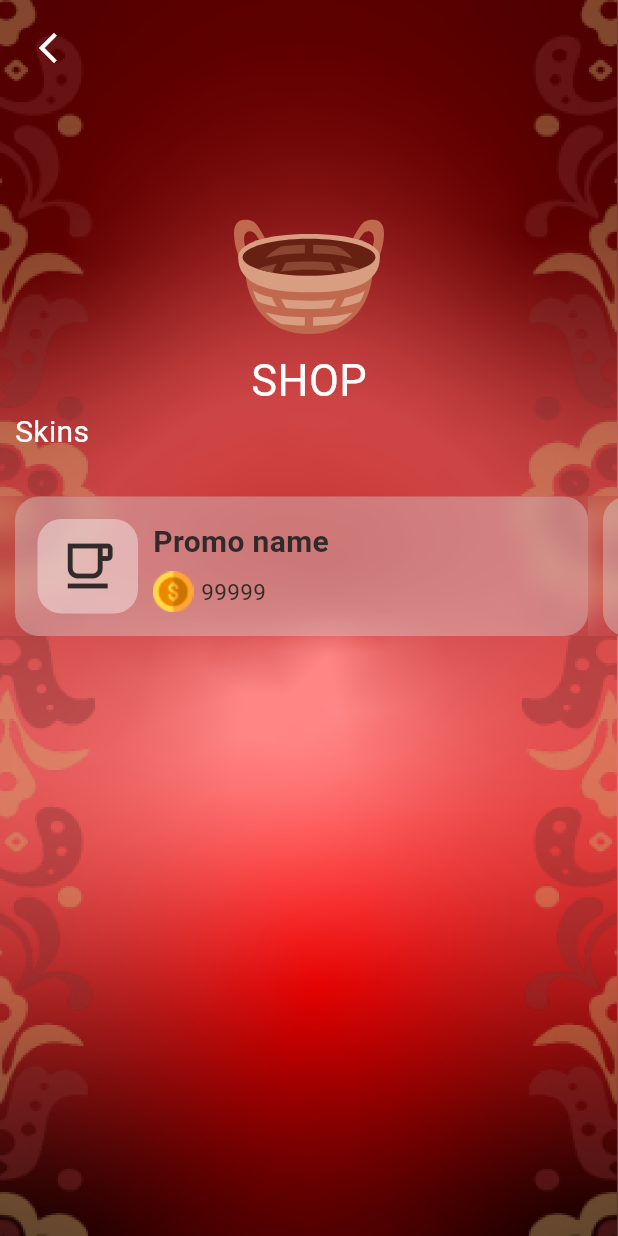
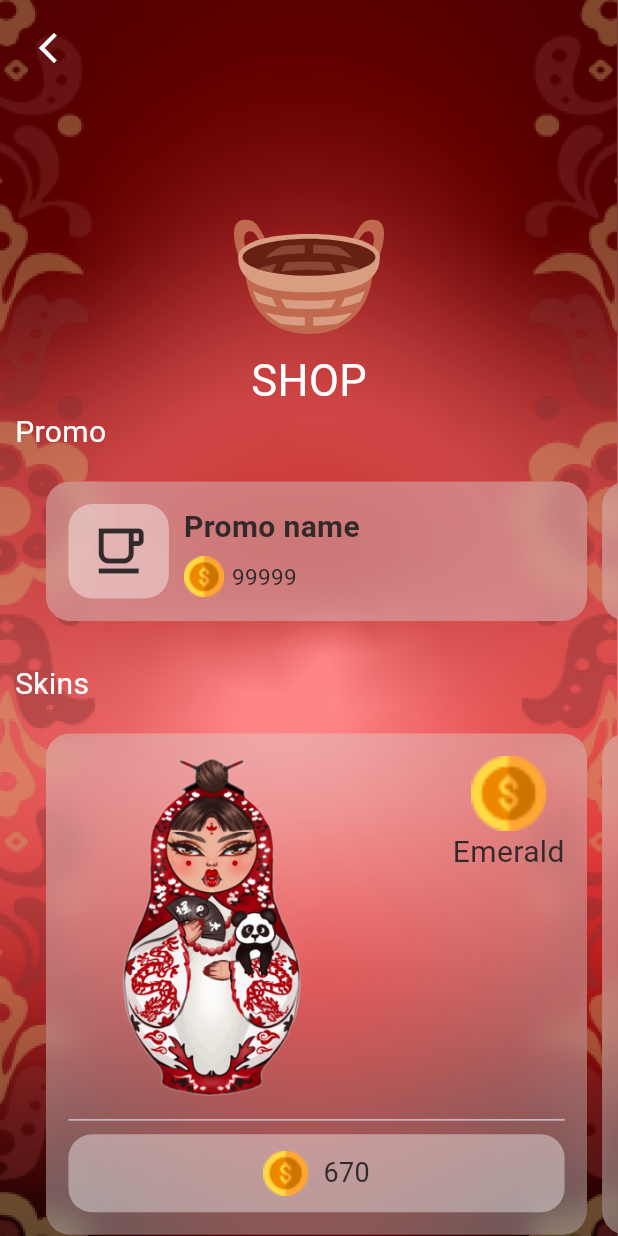
Before and after one commit to Nikolay-leukhin/matreshki-clicker, a Flutter app: the MarketScreen screen opened by its route, on a phone screen of 412 x 824 dp. Run offline on Flutter 3.47's test engine with Material 3 defaults, Android fonts, the light colour scheme and no system bars; our stand-ins replace bloc, cloud_firestore, easy_debounce, firebase_core, flutter_bloc, flutter_svg and 2 more; missing offline and left inert: tele_web_app; accounts and stored records are empty; Roboto replaces fonts that are missing (Silkscreen); statements that could not run were skipped.

Commit message:
horizontal scroll

```diff
--- a/lib/features/market/ui/market_screen.dart
+++ b/lib/features/market/ui/market_screen.dart
@@ -14,6 +14,8 @@ class MarketScreen extends StatefulWidget {
 
 class _MarketScreenState extends State<MarketScreen> {
   final controller = ScrollController();
+  final pageScrollController1 = PageController(viewportFraction: 0.9);
+  final pageScrollController2 = PageController(viewportFraction: 0.9);
 
   @override
   Widget build(BuildContext context) {
@@ -70,20 +72,47 @@ class _MarketScreenState extends State<MarketScreen> {
                       mainAxisAlignment: MainAxisAlignment.start,
                       children: [
                         Text(
+                          "Promo",
+                          style: AppFonts.font20w400.copyWith(),
+                        ),
+                      ],
+                    ),
+                  ),
+                  const SizedBox(height: 10),
+                  SizedBox(
+                    height: 109,
+                    child: PageView(
+                      controller: pageScrollController1,
+                        scrollDirection: Axis.horizontal,
+                        children: [1, 2, 3, 2, 3, 2, 3, 2, 3]
+                            .map((e) =>
+                                const RepaintBoundary(child: MarketPromoCard()))
+                            .toList()),
+                  ),
+                  const SizedBox(
+                    height: 20,
+                  ),
+                  Padding(
+                    padding: const EdgeInsets.symmetric(horizontal: 10),
+                    child: Row(
+                      mainAxisAlignment: MainAxisAlignment.start,
+                      children: [
+                        Text(
                           "Skins",
                           style: AppFonts.font20w400.copyWith(),
                         ),
                       ],
                     ),
                   ),
-                  const SizedBox(height: 20),
+                  const SizedBox(height: 10),
                   SizedBox(
-                    height: 109,
-                    child: ListView(
+                    height: size.width * 0.85,
+                    child: PageView(
                         scrollDirection: Axis.horizontal,
+                        controller: pageScrollController2,
                         children: [1, 2, 3, 2, 3, 2, 3, 2, 3]
-                            .map((e) =>
-                                const RepaintBoundary(child: MarketPromoCard()))
+                            .map((e) => const RepaintBoundary(
+                                child: MarketMatreshkaCard()))
                             .toList()),
                   ),
                 ],
@@ -101,13 +130,15 @@ class MarketPromoCard extends StatelessWidget {
   Widget build(BuildContext context) {
     final size = MediaQuery.sizeOf(context);
 
-    return Container(
+    return Padding(
+      padding: const EdgeInsets.only(left: 10),
+      child: Container(
         margin: const EdgeInsets.symmetric(vertical: 8),
-      padding: EdgeInsets.only(left: 10),
         height: 93,
-      width: size.width - 20,
+        width: size.width * 0.85,
         clipBehavior: Clip.hardEdge,
-      decoration: const BoxDecoration(color: Colors.transparent),
+        decoration: BoxDecoration(
+            color: Colors.transparent, borderRadius: BorderRadius.circular(16)),
         child: BackdropFilter(
           filter: ImageFilter.blur(sigmaX: 10, sigmaY: 10),
           child: Container(
@@ -176,6 +207,7 @@ class MarketPromoCard extends StatelessWidget {
                 ],
               )),
         ),
+      ),
     );
   }
 }
@@ -187,79 +219,81 @@ class MarketMatreshkaCard extends StatelessWidget {
   Widget build(BuildContext context) {
     final size = MediaQuery.sizeOf(context);
 
-    return Container(
+    return Padding(
+      padding: const EdgeInsets.only(left: 10),
+      child: Container(
         margin: const EdgeInsets.symmetric(vertical: 8),
-      height: size.width * 0.61,
-      width: size.width * 0.61,
+        height: size.width * 0.55 + 85,
+        width: size.width * 0.55 + 85,
         clipBehavior: Clip.hardEdge,
-      decoration: const BoxDecoration(color: Colors.transparent),
+        decoration: BoxDecoration(
+            color: Colors.transparent, borderRadius: BorderRadius.circular(16)),
         child: BackdropFilter(
           filter: ImageFilter.blur(sigmaX: 10, sigmaY: 10),
           child: Container(
-            height: 93,
-            width: size.width - 20,
+              height: size.width * 0.85,
+              width: size.width * 0.85,
               padding: const EdgeInsets.symmetric(horizontal: 15, vertical: 15),
               alignment: Alignment.center,
               clipBehavior: Clip.hardEdge,
               decoration: BoxDecoration(
                   color: AppColors.cD9D9D9.withOpacity(0.4),
                   borderRadius: BorderRadius.circular(16)),
-            child: Row(
-              crossAxisAlignment: CrossAxisAlignment.center,
+              child: Column(
+                mainAxisAlignment: MainAxisAlignment.start,
                 children: [
+                  Row(
+                    crossAxisAlignment: CrossAxisAlignment.start,
+                    mainAxisAlignment: MainAxisAlignment.spaceBetween,
+                    mainAxisSize: MainAxisSize.max,
+                    children: [
+                      SizedBox(
+                        width: size.width * 0.46,
+                        child: Image.asset(
+                          'assets/images/japan.png',
+                          height: size.width * 0.55,
+                          fit: BoxFit.fitHeight,
+                        ),
+                      ),
+                      Column(
+                        children: [
+                          Image.asset(
+                            'assets/images/coin.png',
+                            height: 50,
+                            fit: BoxFit.fitHeight,
+                          ),
+                          Text('Emerald', style: AppFonts.font20w400
+                              .copyWith(color: AppColors.c322A2A))
+                        ],
+                      ),
+                    ],
+                  ),
+                  const SizedBox(height: 15,),
+                  const Divider(height: 2,),
+                  const Spacer(),
                   Container(
-                  width: 67,
-                  height: double.infinity,
+                    height: 52,
+                    width: double.infinity,
                     decoration: BoxDecoration(
                         borderRadius: BorderRadius.circular(16),
                         color: Colors.white.withOpacity(0.4)),
                     padding: const EdgeInsets.all(10),
-                  child: const Icon(
-                    Icons.free_breakfast_outlined,
-                    size: 40,
-                    color: AppColors.c322A2A,
-                  ),
-                ),
-                const SizedBox(
-                  width: 10,
-                ),
-                SizedBox(
-                  width: size.width * 0.46,
-                  child: Column(
-                    mainAxisSize: MainAxisSize.min,
-                    crossAxisAlignment: CrossAxisAlignment.start,
-                    children: [
-                      Text("Promo name",
-                          overflow: TextOverflow.ellipsis,
-                          style: AppFonts.font20w400.copyWith(
-                              color: AppColors.c322A2A,
-                              fontWeight: FontWeight.bold)),
-                      const SizedBox(
-                        height: 5,
-                      ),
-                      Row(
+                    child: Row(
+                      mainAxisAlignment: MainAxisAlignment.center,
                       children: [
                         Image.asset(
                           'assets/images/coin.png',
-                            width: 27,
-                            fit: BoxFit.fitWidth,
+                          height: 30,
+                          fit: BoxFit.fitHeight,
                         ),
-                          const SizedBox(
-                            width: 5,
+                        SizedBox(width: 10,),
+                        Text('670', style: AppFonts.font18w400.copyWith(color: AppColors.c322A2A),)
+                      ],
                     ),
-                          Text(
-                            "99999",
-                            overflow: TextOverflow.ellipsis,
-                            style: AppFonts.font15w400
-                                .copyWith(color: AppColors.c322A2A),
                   ),
                 ],
-                      )
-                    ],
+              )),
         ),
-                )
-              ],
-            )),
       ),
     );
   }
--- a/lib/utils/fonts.dart
+++ b/lib/utils/fonts.dart
@@ -22,6 +22,9 @@ class AppFonts {
   static final font20w400 =
       ru.copyWith(fontSize: 20, fontWeight: FontWeight.w400);
 
+  static final font18w400 =
+      ru.copyWith(fontSize: 18, fontWeight: FontWeight.w400);
+
   static final font13w400 =
       ru.copyWith(fontSize: 13, fontWeight: FontWeight.w400);
 }
```
Also changed, not shown: 3 other files. Lines whose indentation alone changed are shown as unchanged.
